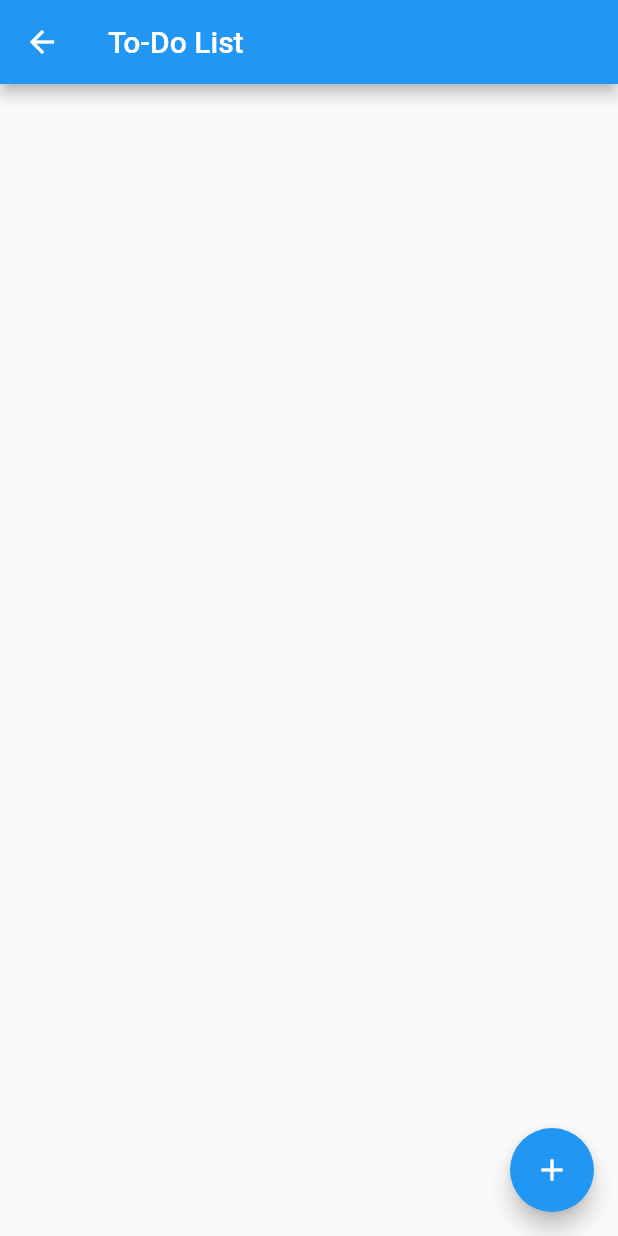
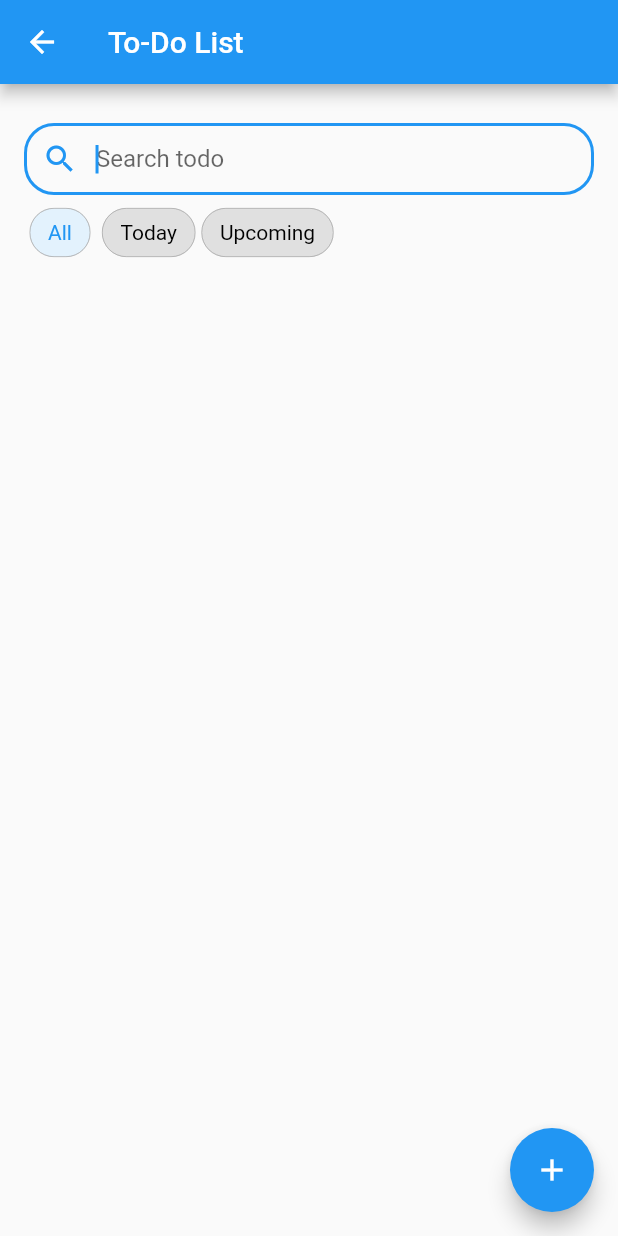
Before and after one commit to solatin/todo_app_flutter, a Flutter app: the TodoList screen opened directly, on a phone screen of 412 x 824 dp. Run offline on Flutter 3.47's test engine with Material 2 defaults, Android fonts, the phone set to English and light mode, and no system bars; our stand-ins replace flutter_datetime_picker, flutter_local_notifications, flutter_native_timezone, timezone.

Commit message:
Add notif feature

```diff
--- /dev/null
+++ b/lib/screens/todo_list.dart
@@ -0,0 +1,184 @@
+import 'package:flutter/material.dart';
+import 'package:intl/intl.dart';
+import 'package:todos_app/models/todo.dart';
+import 'package:todos_app/screens/notif.dart';
+import 'dart:async';
+import 'package:flutter_local_notifications/flutter_local_notifications.dart';
+import 'package:flutter_native_timezone/flutter_native_timezone.dart';
+import 'package:timezone/timezone.dart' as tz;
+import 'package:todos_app/models/todo.dart';
+
+extension DateOnlyCompare on DateTime {
+  bool isSameDate(DateTime other) {
+    return year == other.year && month == other.month && day == other.day;
+  }
+
+  bool isDateAfter(DateTime other) {
+    return year > other.year ||
+        month > other.month ||
+        (year == other.year && month == other.month && day > other.day);
+  }
+}
+
+class TodoList extends StatefulWidget {
+  const TodoList({Key? key}) : super(key: key);
+
+  @override
+  _TodoListState createState() => _TodoListState();
+}
+
+class _TodoListState extends State<TodoList> {
+  final List<Todo> _todoList = <Todo>[];
+  final List<String> listFilter = ['All', 'Today', 'Upcoming'];
+  String activeFilter = 'All';
+  String searchTerm = '';
+
+  late FlutterLocalNotificationsPlugin flutterLocalNotificationsPlugin;
+
+  @override
+  void initState() {
+    super.initState();
+    flutterLocalNotificationsPlugin = FlutterLocalNotificationsPlugin();
+    var android = const AndroidInitializationSettings('@mipmap/ic_launcher');
+    var iOS = const IOSInitializationSettings();
+    var initSetttings = InitializationSettings(android: android, iOS: iOS);
+    flutterLocalNotificationsPlugin.initialize(initSetttings,
+        onSelectNotification: (String? payload) {});
+  }
+
+  @override
+  Widget build(BuildContext context) {
+    return Scaffold(
+        appBar: AppBar(
+          title: const Text('To-Do List'),
+        ),
+        floatingActionButton: FloatingActionButton(
+          onPressed: () async {
+            final result = await Navigator.pushNamed(context, '/create');
+            if (result != null) {
+              _addTodoItem(result as Todo);
+            }
+          },
+          tooltip: 'Add Item',
+          child: Icon(Icons.add),
+        ),
+        body: Padding(
+            padding: const EdgeInsets.all(16),
+            child: Column(
+                mainAxisAlignment: MainAxisAlignment.center,
+                crossAxisAlignment: CrossAxisAlignment.center,
+                children: [
+                  Container(
+                    margin: const EdgeInsets.only(top: 10),
+                    child: TextField(
+                      autofocus: true,
+                      decoration: InputDecoration(
+                          prefixIcon: const Icon(Icons.search),
+                          border: OutlineInputBorder(
+                            borderRadius: BorderRadius.circular(20.0),
+                          ),
+                          hintText: 'Search todo',
+                          contentPadding: const EdgeInsets.symmetric(
+                              vertical: 5.0, horizontal: 15.0)),
+                      onChanged: (value) {
+                        setState(() {
+                          searchTerm = value;
+                        });
+                      },
+                    ),
+                  ),
+                  SizedBox(
+                    height: 50,
+                    width: double.infinity,
+                    child: ListView(
+                      scrollDirection: Axis.horizontal,
+                      children: _getFilters(),
+                    ),
+                  ),
+                  Expanded(
+                    child: ListView(children: _getItems()),
+                  ),
+                ])));
+  }
+
+  scheduleNotification(int index, Todo todo) async {
+    var android = const AndroidNotificationDetails('channel id', 'channel NAME',
+        priority: Priority.high, importance: Importance.max);
+    var iOS = const IOSNotificationDetails();
+    var platform = NotificationDetails(android: android, iOS: iOS);
+
+    final tz.TZDateTime todoTZTime = tz.TZDateTime.from(todo.time, tz.local);
+    tz.TZDateTime scheduledDate = tz.TZDateTime(
+        tz.local,
+        todoTZTime.year,
+        todoTZTime.month,
+        todoTZTime.day,
+        todoTZTime.hour,
+        todoTZTime.minute -1);
+    await flutterLocalNotificationsPlugin.zonedSchedule(
+        index, 'Ongoing todo in 10 minutes', todo.name, scheduledDate, platform,
+        androidAllowWhileIdle: true,
+        uiLocalNotificationDateInterpretation:
+            UILocalNotificationDateInterpretation.absoluteTime,
+        matchDateTimeComponents: DateTimeComponents.time);
+  }
+
+  List<Widget> _getFilters() {
+    List<Widget> list = [];
+    int i = 0;
+    for (i = 0; i < listFilter.length; i++) {
+      final filter = listFilter[i];
+      list.add(Padding(
+          padding: const EdgeInsets.only(right: 4),
+          child: ActionChip(
+              onPressed: () {
+                setState(() {
+                  activeFilter = filter;
+                });
+              },
+              label: Text(
+                listFilter[i],
+                style: TextStyle(
+                    color: listFilter[i] == activeFilter
+                        ? Colors.blue
+                        : Colors.black,
+                    fontWeight: FontWeight.w400),
+              ),
+              backgroundColor: listFilter[i] == activeFilter
+                  ? Colors.blue[50]
+                  : Colors.grey.shade300,
+              shape: const StadiumBorder(
+                  side: BorderSide(width: 0.3, color: Colors.grey)))));
+    }
+    return list;
+  }
+
+  void _addTodoItem(Todo newTodo) {
+    setState(() {
+      _todoList.add(newTodo);
+    });
+    scheduleNotification(_todoList.length, newTodo);
+  }
+
+  Widget _buildTodoItem(Todo todo) {
+    return ListTile(
+      title: Text('${todo.name}'),
+      leading: Icon(Icons.soap),
+      subtitle: Text(DateFormat('yyyy-MM-dd – kk:mm').format(todo.time)),
+    );
+  }
+
+  List<Widget> _getItems() {
+    final DateTime TODAY = DateTime.now();
+    final List<Widget> _todoWidgets = <Widget>[];
+    for (Todo todo in _todoList) {
+      if (((activeFilter == 'Today' && todo.time.isSameDate(TODAY)) ||
+              (activeFilter == 'Upcoming' && todo.time.isDateAfter(TODAY)) ||
+              activeFilter == 'All') &&
+          todo.name.contains(searchTerm)) {
+        _todoWidgets.add(_buildTodoItem(todo));
+      }
+    }
+    return _todoWidgets;
+  }
+}
--- a/lib/screens/todo_list_screen.dart
+++ /dev/null
@@ -1,59 +0,0 @@
-import 'package:flutter/material.dart';
-import 'package:intl/intl.dart';
-import 'package:todos_app/models/todo.dart';
-
-class TodoList extends StatefulWidget {
-  const TodoList({Key? key}) : super(key: key);
-
-  @override
-  _TodoListState createState() => _TodoListState();
-}
-
-class _TodoListState extends State<TodoList> {
-  final List<Todo> _todoList = <Todo>[];
-
-  @override
-  Widget build(BuildContext context) {
-    return Scaffold(
-      appBar: AppBar(
-        title: const Text('To-Do List'),
-      ),
-      body: ListView(children: _getItems()),
-      floatingActionButton: FloatingActionButton(
-        onPressed: () async {
-          final result = await Navigator.pushNamed(context, '/create');
-          if (result != null) {
-            _addTodoItem(result as Todo);
-          }
-        },
-        tooltip: 'Add Item',
-        child: Icon(Icons.add),
-      ),
-    );
-  }
-
-  void _addTodoItem(Todo newTodo) {
-    //Wrapping it inside a set state will notify
-    // the app that the state has changed
-
-    setState(() {
-      _todoList.add(newTodo);
-    });
-  }
-
-  Widget _buildTodoItem(Todo todo) {
-    return ListTile(
-      title: Text('${todo.name}'),
-      leading: Icon(Icons.soap),
-      subtitle: Text(DateFormat('yyyy-MM-dd – kk:mm').format(todo.time)),
-    );
-  }
-
-  List<Widget> _getItems() {
-    final List<Widget> _todoWidgets = <Widget>[];
-    for (Todo todo in _todoList) {
-      _todoWidgets.add(_buildTodoItem(todo));
-    }
-    return _todoWidgets;
-  }
-}
--- a/pubspec.yaml
+++ b/pubspec.yaml
@@ -36,6 +36,8 @@ dependencies:
   cupertino_icons: ^1.0.2
   flutter_datetime_picker: ^1.5.1
   intl: ^0.17.0
+  flutter_local_notifications: ^9.1.3
+  flutter_native_timezone: ^2.0.0
 
 dev_dependencies:
   flutter_test:
```
Also changed, not shown: lib/main.dart (+7 -4 lines), lib/screens/notif.dart (added, +74 -0 lines), pubspec.lock.
